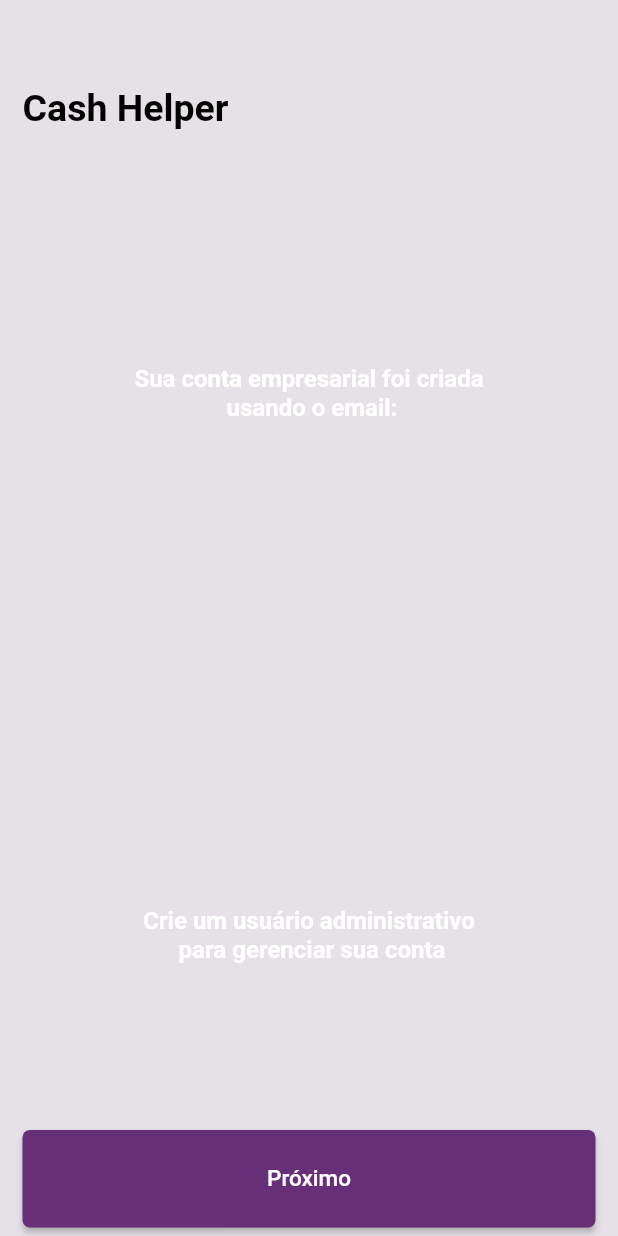
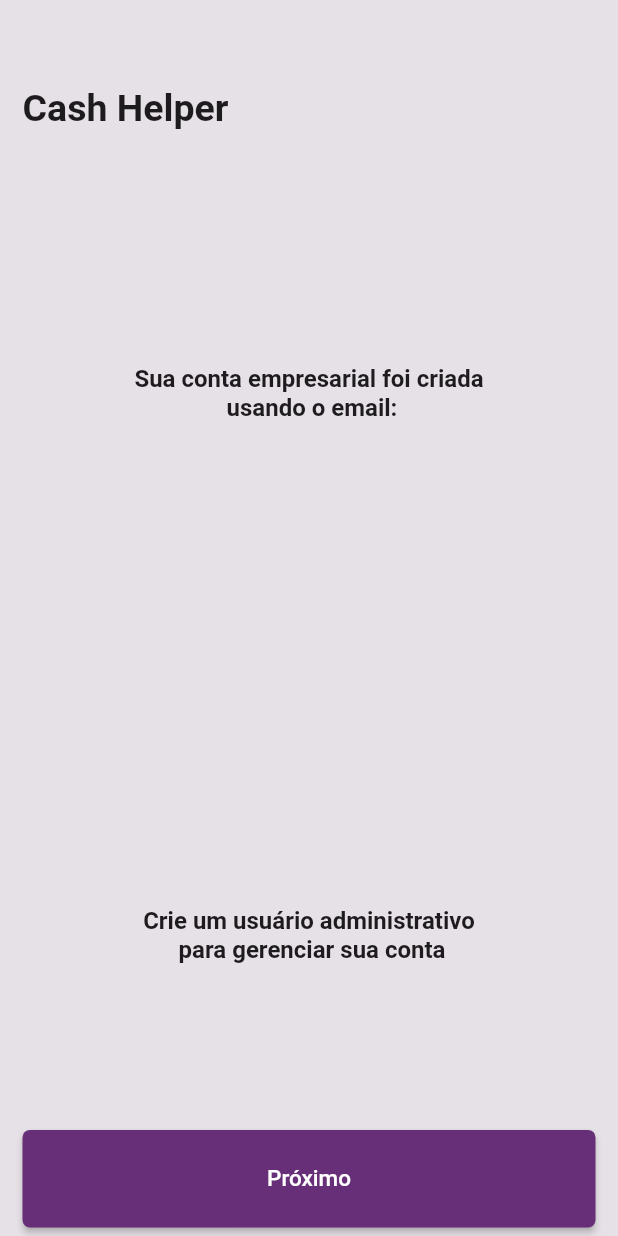
Before and after one commit to JrAiruf/cash_helper_app, a Flutter app: the EnterpriseCreatedPage screen opened directly with empty values, on a phone screen of 412 x 824 dp. Run offline on Flutter 3.47's test engine with Material 2 defaults, Android fonts, the phone set to English and light mode, and no system bars; our stand-ins replace cloud_firestore, firebase_auth, firebase_core, flutter_modular; missing offline and left inert: bcrypt; accounts and stored records are empty.

```diff
--- a/lib/app/cash_helper_app_module.dart
+++ b/lib/app/cash_helper_app_module.dart
@@ -1,6 +1,8 @@
 import 'package:cash_helper_app/app/modules/enterprise_module/binds/enterprise_binds.dart';
 import 'package:cash_helper_app/app/modules/login_module/binds/login_module.dart';
 import 'package:cash_helper_app/app/modules/user_module/binds/user_module.dart';
+import 'package:cash_helper_app/app/services/crypt_serivce.dart';
+import 'package:cash_helper_app/app/services/encrypter/encrypt_service.dart';
 import 'package:cash_helper_app/shared/stores/app_store.dart';
 import 'package:flutter_modular/flutter_modular.dart';
 
@@ -11,6 +13,7 @@ class CashHelperAppModule extends Module {
   @override
   List<Bind<Object>> get binds => [
         Bind.singleton<AppStore>((i) => AppStore()),
+        Bind.singleton<ICryptService>((i) => EncryptService()),
         ...AppLoginModule.module.bindList,
         ...AppEnterpriseModule.module.bindList,
         ...AppUserModule.module.bindList,
--- a/lib/app/modules/enterprise_module/binds/enterprise_binds.dart
+++ b/lib/app/modules/enterprise_module/binds/enterprise_binds.dart
@@ -53,6 +53,7 @@ class EnterpriseModule extends Module {
       (i) => EnterpriseDatabase(
         database: i(),
         auth: i(),
+        encryptService: i(),
         uuid: i(),
       ),
     ),
--- a/lib/app/modules/enterprise_module/external/enterprise_database.dart
+++ b/lib/app/modules/enterprise_module/external/enterprise_database.dart
@@ -1,4 +1,5 @@
 import 'package:cash_helper_app/app/modules/enterprise_module/external/data/application_enterprise_database.dart';
+import 'package:cash_helper_app/app/services/crypt_serivce.dart';
 import 'package:cloud_firestore/cloud_firestore.dart';
 import 'package:firebase_auth/firebase_auth.dart';
 import 'package:uuid/uuid.dart';
@@ -9,13 +10,16 @@ class EnterpriseDatabase implements ApplicationEnterpriseDatabase {
   EnterpriseDatabase({
     required FirebaseFirestore database,
     required FirebaseAuth auth,
+    required ICryptService encryptService,
     required Uuid uuid,
   })  : _database = database,
         _auth = auth,
+        _encryptService = encryptService,
         _uuid = uuid;
 
   final FirebaseFirestore _database;
   final FirebaseAuth _auth;
+  final ICryptService _encryptService;
   final Uuid _uuid;
   Map<String, dynamic> enterpriseData = {};
   @override
@@ -33,6 +37,8 @@ class EnterpriseDatabase implements ApplicationEnterpriseDatabase {
       final operatorCodeResource = _uuid.v1();
       final enterpriseCode = _createEnterpriseCode(operatorCodeResource, 8);
       enterpriseMap["enterpriseCode"] = enterpriseCode;
+      enterpriseMap['enterprisePassword'] =
+          _encryptService.generateHash(enterpriseMap['enterprisePassword']);
       await _database
           .collection("enterprise")
           .doc(enterpriseMap["enterpriseId"])
--- a/lib/app/modules/enterprise_module/presenter/pages/enterprise_created_page.dart
+++ b/lib/app/modules/enterprise_module/presenter/pages/enterprise_created_page.dart
@@ -19,7 +19,8 @@ class _EnterpriseCreatedPageState extends State<EnterpriseCreatedPage> {
     final height = MediaQuery.of(context).size.height;
     final width = MediaQuery.of(context).size.width;
     final primaryColor = Theme.of(context).colorScheme.primary;
-    final seccondaryColor = Theme.of(context).colorScheme.secondary;
+    final secondaryColor = Theme.of(context).colorScheme.secondary;
+    final surfaceColor = Theme.of(context).colorScheme.surface;
 
     return Scaffold(
       body: Container(
@@ -35,7 +36,10 @@ class _EnterpriseCreatedPageState extends State<EnterpriseCreatedPage> {
                 vertical: height * 0.07,
               ),
               child: Text('Cash Helper',
-                  style: Theme.of(context).textTheme.bodyLarge),
+                  style: Theme.of(context)
+                      .textTheme
+                      .bodyLarge
+                      ?.copyWith(color: surfaceColor)),
             ),
             SizedBox(height: height * 0.12),
             Center(
@@ -44,18 +48,27 @@ class _EnterpriseCreatedPageState extends State<EnterpriseCreatedPage> {
                 children: [
                   Text(
                     "Sua conta empresarial foi criada \n usando o email:",
-                    style: Theme.of(context).textTheme.bodyMedium,
+                    style: Theme.of(context)
+                        .textTheme
+                        .bodyMedium
+                        ?.copyWith(color: surfaceColor),
                     textAlign: TextAlign.center,
                   ),
                   SizedBox(height: height * 0.1),
                   Text(
                     widget.enterpriseEntity.enterpriseEmail ?? "",
-                    style: Theme.of(context).textTheme.displayLarge,
+                    style: Theme.of(context)
+                        .textTheme
+                        .displayLarge
+                        ?.copyWith(color: surfaceColor),
                   ),
                   SizedBox(height: height * 0.25),
                   Text(
                     "Crie um usuário administrativo \n para gerenciar sua conta",
-                    style: Theme.of(context).textTheme.bodyMedium,
+                    style: Theme.of(context)
+                        .textTheme
+                        .bodyMedium
+                        ?.copyWith(color: surfaceColor),
                     textAlign: TextAlign.center,
                   ),
                   SizedBox(height: height * 0.11),
@@ -72,7 +85,7 @@ class _EnterpriseCreatedPageState extends State<EnterpriseCreatedPage> {
                       buttonName: 'Próximo',
                       fontSize: 15,
                       nameColor: Colors.white,
-                      backgroundColor: seccondaryColor,
+                      backgroundColor: secondaryColor,
                     ),
                   )
                 ],
--- a/lib/app/modules/login_module/binds/login_module.dart
+++ b/lib/app/modules/login_module/binds/login_module.dart
@@ -93,6 +93,7 @@ class LoginModule extends Module {
       (i) => FirebaseDatabase(
         database: i(),
         auth: i(),
+        encryptService: i(),
         uuid: i(),
       ),
     ),
```
Also changed, not shown: lib/app/modules/login_module/external/login_database.dart (+9 -2 lines), lib/app/services/encrypter/encrypt_service.dart (+4 -6 lines).
